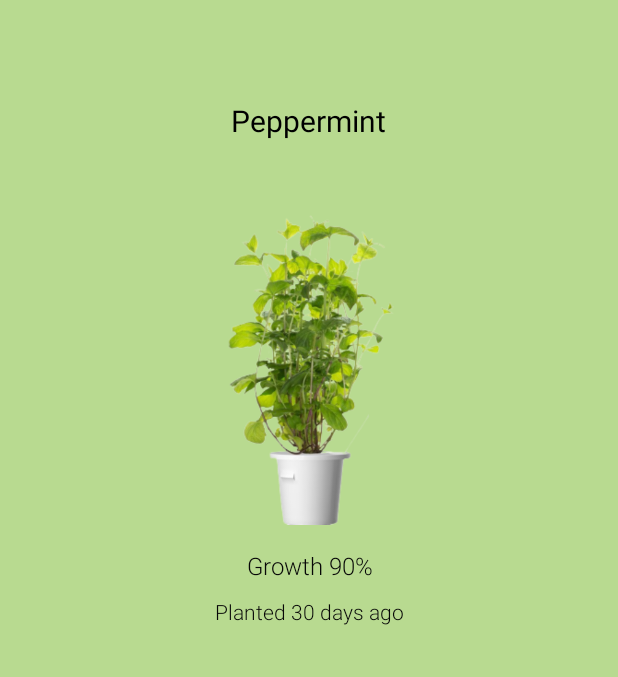
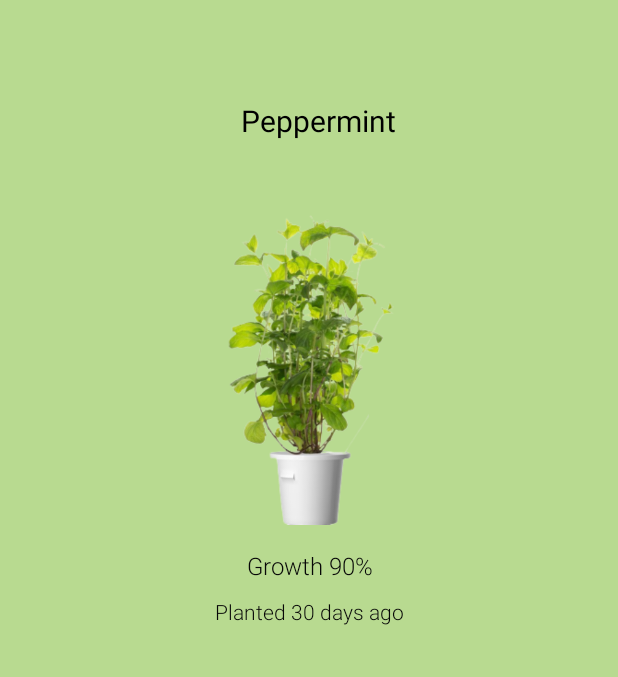
Before and after one commit to riccigamiao3076/SmartPlant, an Android app: the HomeFragment screen opened directly, with no data from a screen before it, on a phone screen of 412 x 824 dp, the part 230-907 px from its top. Run offline under Robolectric (Android 15) with nearby library versions, the phone set to English and light mode, and no system bars; our stand-ins replace navigation-ui.

```diff
--- a/SmartPlant/src/main/res/layout/fragment_page1.xml
+++ b/SmartPlant/src/main/res/layout/fragment_page1.xml
@@ -66,11 +66,11 @@
         app:layout_constraintVertical_bias="0.778" />
 
     <Button
-        android:id="@+id/tempsButton2"
+        android:id="@+id/tempsButton"
         android:layout_width="96dp"
         android:layout_height="48dp"
         android:backgroundTint="#8BC34A"
-        android:text="Temp"
+        android:text="@string/string_temp"
         android:textColor="#37474F"
         app:layout_constraintBottom_toBottomOf="parent"
         app:layout_constraintEnd_toEndOf="parent"
@@ -100,12 +100,12 @@
         android:layout_width="146dp"
         android:layout_height="47dp"
         android:layout_marginTop="164dp"
-        android:text="Peppermint"
+        android:text="@string/peppermint"
         android:textAlignment="center"
         android:textColor="#000000"
         android:textSize="20sp"
         app:layout_constraintEnd_toEndOf="parent"
-        app:layout_constraintHorizontal_bias="0.498"
+        app:layout_constraintHorizontal_bias="0.524"
         app:layout_constraintStart_toStartOf="parent"
         app:layout_constraintTop_toTopOf="parent" />
 
--- a/SmartPlant/src/main/res/values/strings.xml
+++ b/SmartPlant/src/main/res/values/strings.xml
@@ -34,7 +34,6 @@
     <string name="growth_90">Growth 90%</string>
     <string name="track">Track</string>
     <string name="light">Light</string>
-    <string name="temp">Temp</string>
     <string name="smart_plant">Smart Plant</string>
     <string name="homeTItle">Smart Plant Home</string>
     <string name="profileTitle">Smart Plant Profile</string>
@@ -45,4 +44,7 @@
     <string name="about">About</string>
     <string name="rateTheApp">Rate the app</string>
     <string name="signOut">SIGN OUT</string>
+    <string name="temp">Temp</string>
+    <string name="string_temp">temp</string>
+    <string name="peppermint">Peppermint</string>
 </resources>
```
Also changed, not shown: 1 other file.
